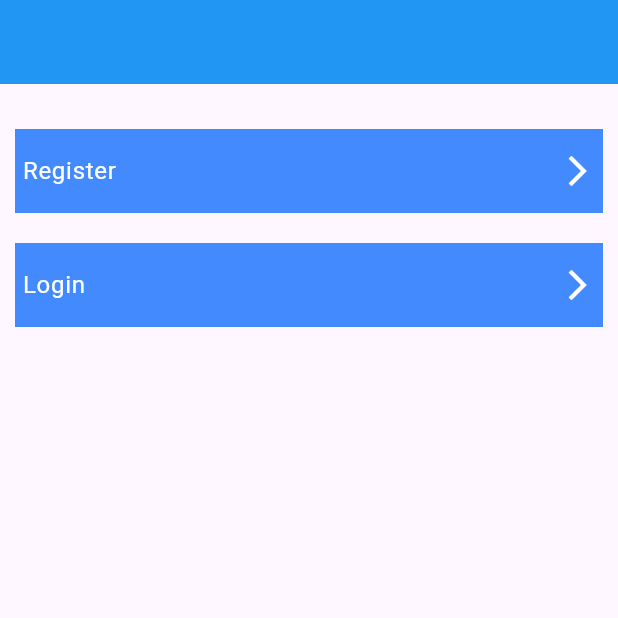
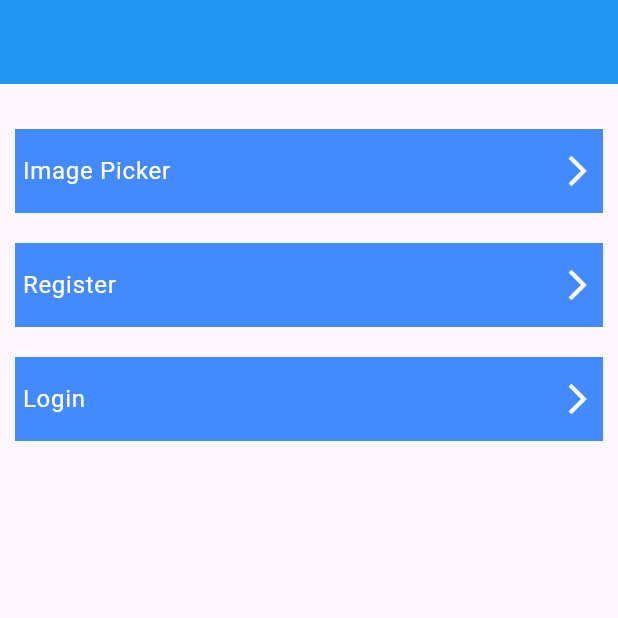
Before and after one commit to devatulparmar/sept24batch6pm, a Flutter app: the screen it shows after launch, on a phone screen of 412 x 824 dp, the top half of it. Run offline on Flutter 3.47's test engine with Material 3 defaults, Android fonts, the phone set to English and light mode, and no system bars; our stand-ins replace image_picker, intl_phone_field.

Commit message:
select Image From Camera, select Image From Gallery, select Multiple Image From Gallery

```diff
--- a/lib/default_screen.dart
+++ b/lib/default_screen.dart
@@ -14,15 +14,29 @@ class _DefaultScreenState extends State<DefaultScreen> {
     return Scaffold(
       appBar: AppBar(),
       body: ListView(
-        padding: EdgeInsets.all(10),
+        padding: const EdgeInsets.all(10),
         children: [
-          SizedBox(height: 20),
+          const SizedBox(height: 20),
           ListTile(
             tileColor: Colors.blueAccent,
-            title: Text('Register'),
+            title: const Text('Image Picker'),
             textColor: Colors.white,
-            contentPadding: EdgeInsets.symmetric(horizontal: 5),
-            trailing: Icon(
+            contentPadding: const EdgeInsets.symmetric(horizontal: 5),
+            trailing: const Icon(
+              Icons.arrow_forward_ios,
+              color: Colors.white,
+            ),
+            onTap: () {
+              Navigator.pushNamed(context, routeImagePickerScreen);
+            },
+          ),
+          const SizedBox(height: 20),
+          ListTile(
+            tileColor: Colors.blueAccent,
+            title: const Text('Register'),
+            textColor: Colors.white,
+            contentPadding: const EdgeInsets.symmetric(horizontal: 5),
+            trailing: const Icon(
               Icons.arrow_forward_ios,
               color: Colors.white,
             ),
@@ -30,13 +44,13 @@ class _DefaultScreenState extends State<DefaultScreen> {
               Navigator.pushNamed(context, routeRegisterScreen);
             },
           ),
-          SizedBox(height: 20),
+          const SizedBox(height: 20),
           ListTile(
             tileColor: Colors.blueAccent,
-            title: Text('Login'),
+            title: const Text('Login'),
             textColor: Colors.white,
-            contentPadding: EdgeInsets.symmetric(horizontal: 5),
-            trailing: Icon(
+            contentPadding: const EdgeInsets.symmetric(horizontal: 5),
+            trailing: const Icon(
               Icons.arrow_forward_ios,
               color: Colors.white,
             ),
@@ -44,7 +58,7 @@ class _DefaultScreenState extends State<DefaultScreen> {
               Navigator.pushNamed(context, routeLoginScreen);
             },
           ),
-          SizedBox(height: 20),
+          const SizedBox(height: 20),
         ],
       ),
     );
--- a/lib/utils/const.dart
+++ b/lib/utils/const.dart
@@ -77,3 +77,4 @@ const String routeScreen2 = 'screen2';
 const String routeScreen3 = 'screen3';
 const String routeLoginScreen = 'LoginScreen';
 const String routeRegisterScreen = 'routeRegisterScreen';
+const String routeImagePickerScreen = 'routeImagePickerScreen';
--- a/lib/utils/routes.dart
+++ b/lib/utils/routes.dart
@@ -1,4 +1,5 @@
 import 'package:batch6pm/default_screen.dart';
+import 'package:batch6pm/image_picker_screen.dart';
 import 'package:batch6pm/image_screen.dart';
 import 'package:batch6pm/login_screen.dart';
 import 'package:batch6pm/register_screen.dart';
@@ -22,15 +23,17 @@ class MyAppRoutes {
     switch (settings.name) {
       case '/':
         return MaterialPageRoute(
-            builder: (BuildContext context) => DefaultScreen());
+            builder: (BuildContext context) => const DefaultScreen());
       case routeScreen2:
         return MaterialPageRoute(builder: (BuildContext context) => Screen2(arguments: settings.arguments,));
       case routeScreen3:
-        return MaterialPageRoute(builder: (BuildContext context) => Screen3());
+        return MaterialPageRoute(builder: (BuildContext context) => const Screen3());
       case routeLoginScreen:
-        return MaterialPageRoute(builder: (BuildContext context) => LoginScreen());
+        return MaterialPageRoute(builder: (BuildContext context) => const LoginScreen());
       case routeRegisterScreen:
-        return MaterialPageRoute(builder: (BuildContext context) => RegisterScreen());
+        return MaterialPageRoute(builder: (BuildContext context) => const RegisterScreen());
+      case routeImagePickerScreen:
+        return MaterialPageRoute(builder: (BuildContext context) => const ImagePickerScreen());
       default:
         return MaterialPageRoute(
           builder: (BuildContext context) => Scaffold(
@@ -39,7 +42,7 @@ class MyAppRoutes {
                 mainAxisSize: MainAxisSize.min,
                 children: [
                   Text('No route defined for ${settings.name}'),
-                  SizedBox(height: 10),
+                  const SizedBox(height: 10),
                   ElevatedButton(
                     onPressed: () {
                       Navigator.pop(context);
--- a/pubspec.yaml
+++ b/pubspec.yaml
@@ -12,6 +12,7 @@ dependencies:
   cupertino_icons: ^1.0.6
   intl_phone_field: ^3.2.0
   intl: ^0.20.0
+  image_picker: ^1.1.2
 
 dev_dependencies:
   flutter_test:
```
Also changed, not shown: lib/image_picker_screen.dart (added, +159 -0 lines), 5 other files.
